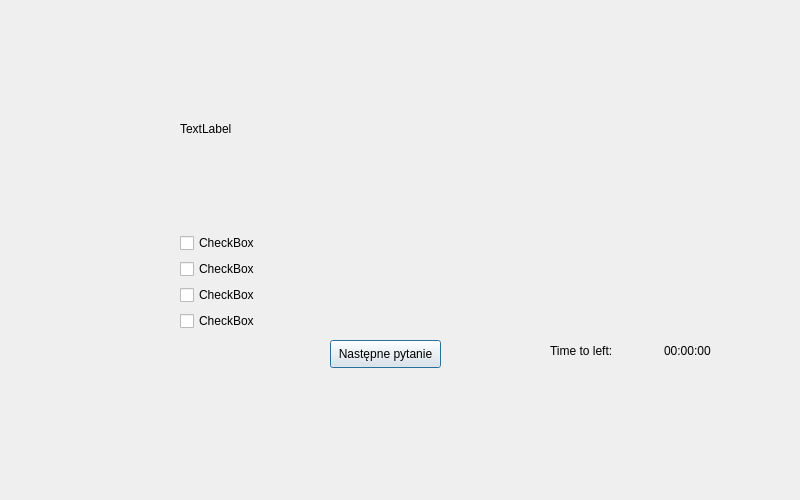
Above: quiz.ui from forvev/quiz_game before the change. Below: the same form after it.
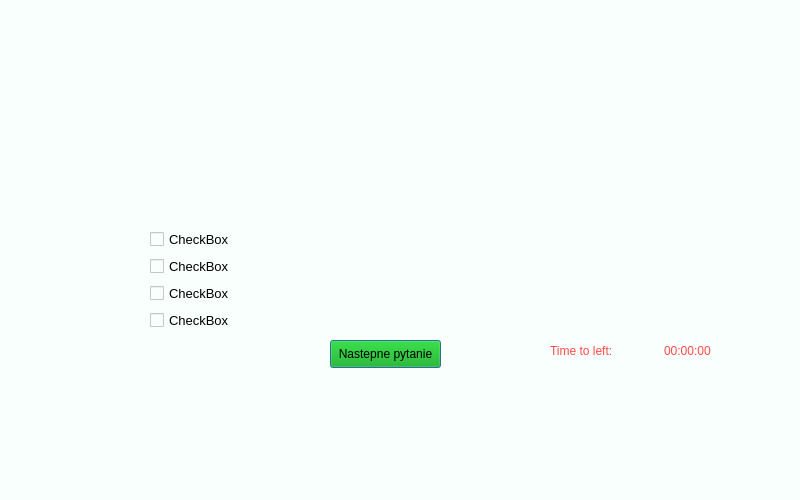
That is the form after the change.

```diff
--- a/quiz.ui
+++ b/quiz.ui
@@ -13,19 +13,9 @@
   <property name="windowTitle">
    <string>Dialog</string>
   </property>
-  <widget class="QLabel" name="label_2">
-   <property name="geometry">
-    <rect>
-     <x>450</x>
-     <y>10</y>
-     <width>231</width>
-     <height>20</height>
-    </rect>
-   </property>
-   <property name="text">
-    <string/>
-   </property>
-  </widget>
+  <property name="styleSheet">
+   <string notr="true">background-color: rgb(249, 255, 252);</string>
+  </property>
   <widget class="QStackedWidget" name="stackedWidget">
    <property name="geometry">
     <rect>
@@ -35,21 +25,29 @@
      <height>500</height>
     </rect>
    </property>
+   <property name="styleSheet">
+    <string notr="true">background-color: rgb(249, 255, 252);</string>
+   </property>
    <widget class="QWidget" name="page">
-    <widget class="QWidget" name="">
+    <widget class="QWidget" name="layoutWidget">
      <property name="geometry">
       <rect>
-       <x>180</x>
+       <x>150</x>
        <y>30</y>
-       <width>451</width>
+       <width>631</width>
        <height>301</height>
       </rect>
      </property>
      <layout class="QVBoxLayout" name="verticalLayout_2">
       <item>
        <widget class="QLabel" name="label">
+        <property name="styleSheet">
+         <string notr="true">color: rgb(0, 0, 0);
+
+font: 10pt;</string>
+        </property>
         <property name="text">
-         <string>TextLabel</string>
+         <string/>
         </property>
        </widget>
       </item>
@@ -57,6 +55,12 @@
        <layout class="QVBoxLayout" name="verticalLayout">
         <item>
          <widget class="QCheckBox" name="checkBox">
+          <property name="styleSheet">
+           <string notr="true">color: rgb(0, 0, 0);
+
+font: 10pt;
+</string>
+          </property>
           <property name="text">
            <string>CheckBox</string>
           </property>
@@ -64,6 +68,11 @@
         </item>
         <item>
          <widget class="QCheckBox" name="checkBox_2">
+          <property name="styleSheet">
+           <string notr="true">color: rgb(0, 0, 0);
+
+font: 10pt;</string>
+          </property>
           <property name="text">
            <string>CheckBox</string>
           </property>
@@ -71,6 +80,11 @@
         </item>
         <item>
          <widget class="QCheckBox" name="checkBox_3">
+          <property name="styleSheet">
+           <string notr="true">color: rgb(0, 0, 0);
+
+font: 10pt;</string>
+          </property>
           <property name="text">
            <string>CheckBox</string>
           </property>
@@ -78,6 +92,11 @@
         </item>
         <item>
          <widget class="QCheckBox" name="checkBox_4">
+          <property name="styleSheet">
+           <string notr="true">color: rgb(0, 0, 0);
+
+font: 10pt;</string>
+          </property>
           <property name="text">
            <string>CheckBox</string>
           </property>
@@ -96,11 +115,18 @@
        <height>28</height>
       </rect>
      </property>
+     <property name="styleSheet">
+      <string notr="true">color: rgb(0, 0, 0);
+
+font: 9pt &quot;Arial Rounded MT Bold&quot;;
+background-color: rgb(0, 170, 0);
+</string>
+     </property>
      <property name="text">
-      <string>Następne pytanie</string>
+      <string>Nastepne pytanie</string>
      </property>
     </widget>
-    <widget class="QWidget" name="">
+    <widget class="QWidget" name="layoutWidget">
      <property name="geometry">
       <rect>
        <x>550</x>
@@ -112,6 +138,12 @@
      <layout class="QHBoxLayout" name="horizontalLayout">
       <item>
        <widget class="QLabel" name="label_4">
+        <property name="styleSheet">
+         <string notr="true">
+font: 87 9pt &quot;Arial Black&quot;;
+color: rgb(255, 74, 74);
+</string>
+        </property>
         <property name="text">
          <string>Time to left:</string>
         </property>
@@ -132,6 +164,12 @@
       </item>
       <item>
        <widget class="QLabel" name="label_3">
+        <property name="styleSheet">
+         <string notr="true">
+font: 87 9pt &quot;Arial Black&quot;;
+color: rgb(255, 74, 74);
+</string>
+        </property>
         <property name="text">
          <string>00:00:00</string>
         </property>
@@ -139,6 +177,24 @@
       </item>
      </layout>
     </widget>
+    <widget class="QLabel" name="label_2">
+     <property name="geometry">
+      <rect>
+       <x>510</x>
+       <y>10</y>
+       <width>231</width>
+       <height>20</height>
+      </rect>
+     </property>
+     <property name="styleSheet">
+      <string notr="true">color: rgb(255, 0, 0);
+
+font: 10pt;</string>
+     </property>
+     <property name="text">
+      <string/>
+     </property>
+    </widget>
    </widget>
    <widget class="QWidget" name="page_2"/>
   </widget>
```
